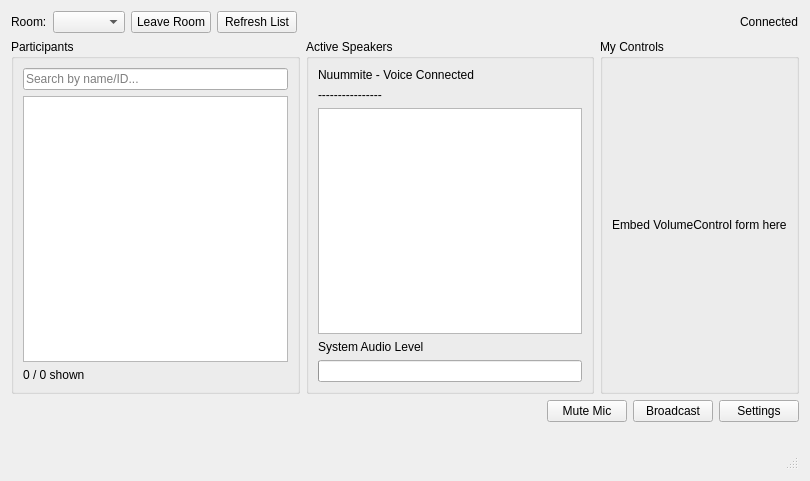
yuvaneshbn/Nuummite, file Nuummite/ui/main_window.ui: the form before one commit.
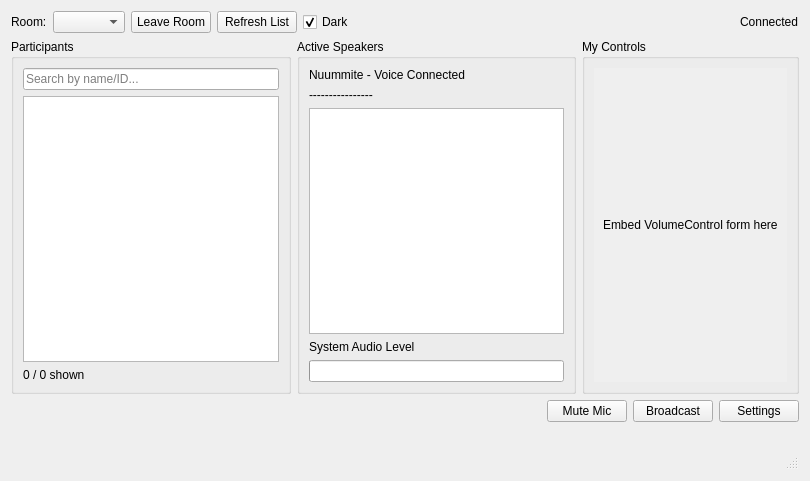
The form after the commit.

Commit message: Enhance dynamic library loading and UI theme support

The edit to the form file:
```diff
--- a/Nuummite/ui/main_window.ui
+++ b/Nuummite/ui/main_window.ui
@@ -40,6 +40,19 @@
        </property>
       </widget>
      </item>
+     <item>
+      <widget class="QCheckBox" name="themeSwitch">
+       <property name="text">
+        <string>Dark</string>
+       </property>
+       <property name="checked">
+        <bool>true</bool>
+       </property>
+       <property name="toolTip">
+        <string>Toggle light/dark theme</string>
+       </property>
+      </widget>
+     </item>
      <item>
       <spacer name="topSpacer">
        <property name="orientation">
@@ -135,12 +148,26 @@
        <property name="title">
         <string>My Controls</string>
        </property>
+      <layout class="QVBoxLayout" name="myControlsLayout">
+       <item>
+        <widget class="QScrollArea" name="controlsScrollArea">
+         <property name="frameShape">
+          <enum>QFrame::NoFrame</enum>
+         </property>
+         <property name="widgetResizable">
+          <bool>true</bool>
+         </property>
+         <widget class="QWidget" name="controlsScrollContent">
        <layout class="QVBoxLayout" name="controlsPlaceholderLayout">
         <item>
          <widget class="QLabel" name="controlsHint">
           <property name="text">
            <string>Embed VolumeControl form here</string>
           </property>
+            </widget>
+           </item>
+          </layout>
+         </widget>
          </widget>
         </item>
        </layout>
```
Lines whose indentation alone changed are shown as unchanged. The commit also changes 16 other files.
